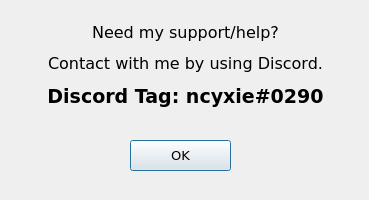
ncyxie/Notepad-DOT-Qt, file discorddialog.ui: the form before one commit.
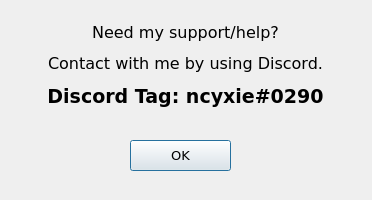
The form after the commit. Icons and pictures are not drawn.

Commit message: Minor adjustment to Discord dialog

Diff of the .ui file:
```diff
--- a/discorddialog.ui
+++ b/discorddialog.ui
@@ -6,7 +6,7 @@
    <rect>
     <x>0</x>
     <y>0</y>
-    <width>369</width>
+    <width>372</width>
     <height>200</height>
    </rect>
   </property>
```
